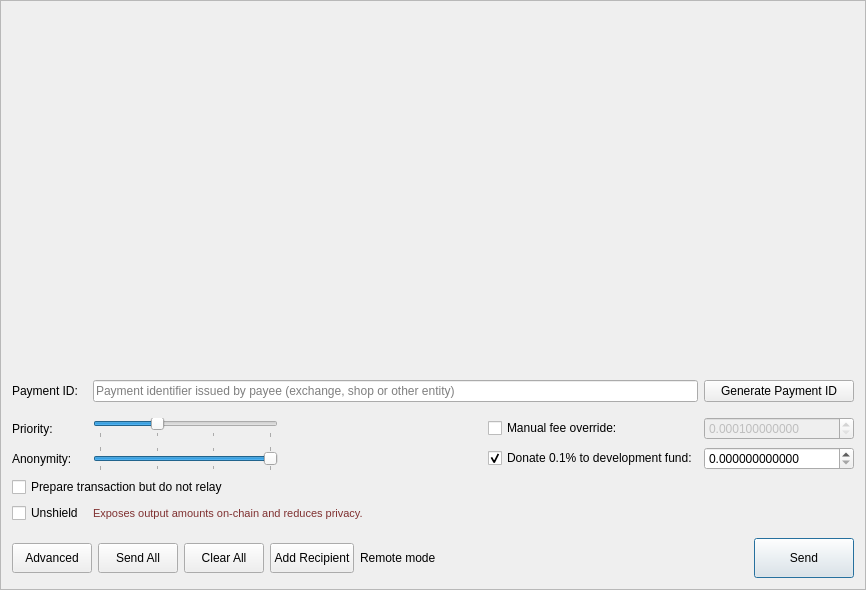
This is src/gui/ui/sendframe.ui in Karbovanets/karbowanecwallet as Qt 5 draws it before an edit. The edited form follows.
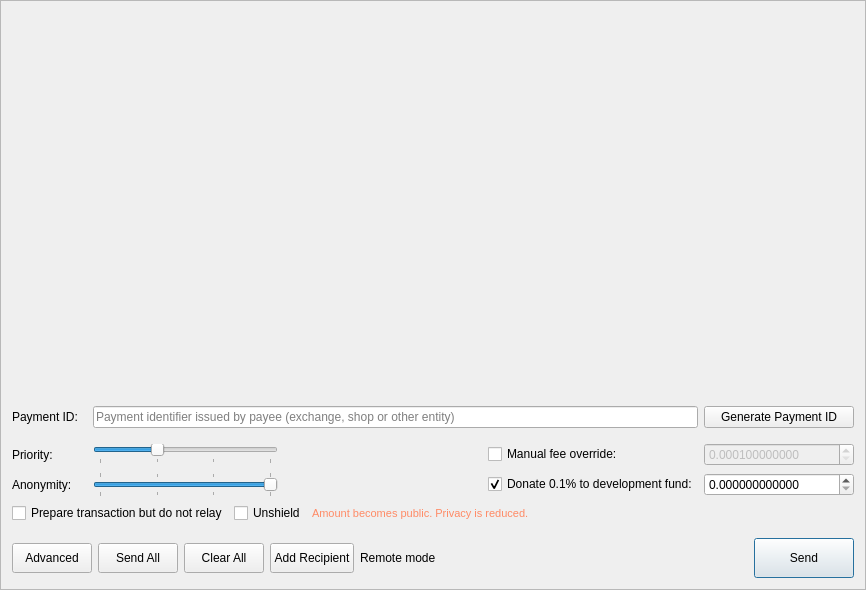
This is the edited form. Icons and pictures are not drawn.

```diff
--- a/src/gui/ui/sendframe.ui
+++ b/src/gui/ui/sendframe.ui
@@ -395,13 +395,15 @@
        </widget>
       </item>
       <item row="2" column="0" colspan="6">
+       <layout class="QHBoxLayout" name="m_transactionOptionsLayout">
+        <item>
        <widget class="QCheckBox" name="dontRelayCheckBox">
         <property name="text">
          <string>Prepare transaction but do not relay</string>
         </property>
        </widget>
       </item>
-      <item row="3" column="0">
+        <item>
        <widget class="QCheckBox" name="unshieldCheckBox">
         <property name="toolTip">
          <string>Send confidential funds to transparent outputs with visible amounts.</string>
@@ -411,18 +413,30 @@
         </property>
        </widget>
       </item>
-      <item row="3" column="1" colspan="5">
+        <item>
        <widget class="QLabel" name="m_unshieldWarningLabel">
         <property name="styleSheet">
-         <string notr="true">color: #7f3030; font-size: 11px;</string>
+           <string notr="true">color: #ff8a65; font-size: 11px;</string>
         </property>
         <property name="text">
-         <string>Exposes output amounts on-chain and reduces privacy.</string>
-        </property>
-        <property name="wordWrap">
-         <bool>true</bool>
-        </property>
-       </widget>
+           <string>Amount becomes public. Privacy is reduced.</string>
+          </property>
+         </widget>
+        </item>
+        <item>
+         <spacer name="transactionOptionsSpacer">
+          <property name="orientation">
+           <enum>Qt::Horizontal</enum>
+          </property>
+          <property name="sizeHint" stdset="0">
+           <size>
+            <width>40</width>
+            <height>20</height>
+           </size>
+          </property>
+         </spacer>
+        </item>
+       </layout>
       </item>
      </layout>
     </widget>
```
Left out of the diff: 2 changed lines with no effect on the pictures. Lines whose indentation alone changed are shown as unchanged.
